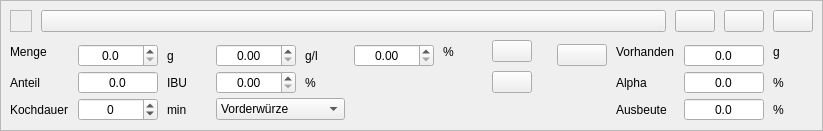
This is kleiner-brauhelfer/widgets/wdghopfengabe.ui in kleiner-brauhelfer/kleiner-brauhelfer-2 as Qt 5 draws it before an edit. The edited form follows.
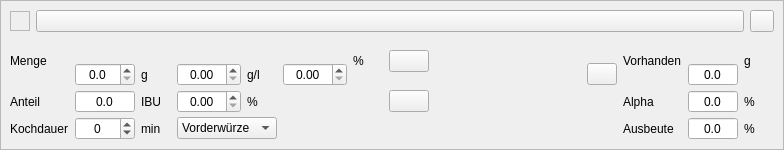
This is the edited form. Icons and pictures are not drawn. Custom widgets are drawn as their Qt base class.

```diff
--- a/kleiner-brauhelfer/widgets/wdghopfengabe.ui
+++ b/kleiner-brauhelfer/widgets/wdghopfengabe.ui
@@ -6,8 +6,8 @@
    <rect>
     <x>0</x>
     <y>0</y>
-    <width>823</width>
-    <height>131</height>
+    <width>784</width>
+    <height>150</height>
    </rect>
   </property>
   <property name="autoFillBackground">
@@ -41,20 +41,20 @@
       <item>
        <layout class="QHBoxLayout" name="horizontalLayout">
         <property name="spacing">
-         <number>9</number>
+         <number>6</number>
         </property>
         <item>
          <widget class="QFrame" name="frameColor">
           <property name="minimumSize">
            <size>
-            <width>22</width>
-            <height>22</height>
+            <width>20</width>
+            <height>20</height>
            </size>
           </property>
           <property name="maximumSize">
            <size>
-            <width>22</width>
-            <height>22</height>
+            <width>20</width>
+            <height>20</height>
            </size>
           </property>
           <property name="focusPolicy">
@@ -78,24 +78,26 @@
           </property>
          </widget>
         </item>
-        <item>
-         <widget class="QPushButton" name="btnNachOben">
-          <property name="icon">
-           <iconset resource="../images.qrc">
-            <normaloff>:/images/nach_oben.svg</normaloff>:/images/nach_oben.svg</iconset>
-          </property>
-         </widget>
-        </item>
-        <item>
-         <widget class="QPushButton" name="btnNachUnten">
-          <property name="icon">
-           <iconset resource="../images.qrc">
-            <normaloff>:/images/nach_unten.svg</normaloff>:/images/nach_unten.svg</iconset>
-          </property>
-         </widget>
-        </item>
         <item>
          <widget class="QPushButton" name="btnLoeschen">
+          <property name="sizePolicy">
+           <sizepolicy hsizetype="Fixed" vsizetype="Fixed">
+            <horstretch>0</horstretch>
+            <verstretch>0</verstretch>
+           </sizepolicy>
+          </property>
+          <property name="minimumSize">
+           <size>
+            <width>24</width>
+            <height>22</height>
+           </size>
+          </property>
+          <property name="maximumSize">
+           <size>
+            <width>24</width>
+            <height>22</height>
+           </size>
+          </property>
           <property name="toolTip">
            <string>Hopfengabe löschen.</string>
           </property>
@@ -103,6 +105,12 @@
            <iconset resource="../images.qrc">
             <normaloff>:/images/close_button.svg</normaloff>:/images/close_button.svg</iconset>
           </property>
+          <property name="iconSize">
+           <size>
+            <width>25</width>
+            <height>16</height>
+           </size>
+          </property>
          </widget>
         </item>
        </layout>
@@ -110,7 +118,7 @@
       <item>
        <layout class="QGridLayout" name="gridLayout">
         <property name="horizontalSpacing">
-         <number>9</number>
+         <number>6</number>
         </property>
         <property name="verticalSpacing">
          <number>4</number>
@@ -119,7 +127,7 @@
          <widget class="QLabel" name="lblEinheit">
           <property name="minimumSize">
            <size>
-            <width>40</width>
+            <width>30</width>
             <height>0</height>
            </size>
           </property>
@@ -132,7 +140,7 @@
          <widget class="DoubleSpinBox" name="tbAusbeute">
           <property name="minimumSize">
            <size>
-            <width>80</width>
+            <width>50</width>
             <height>0</height>
            </size>
           </property>
@@ -170,7 +178,7 @@
          <widget class="QLabel" name="lblMengeProzent">
           <property name="minimumSize">
            <size>
-            <width>40</width>
+            <width>30</width>
             <height>0</height>
            </size>
           </property>
@@ -181,6 +189,12 @@
         </item>
         <item row="0" column="7" rowspan="2">
          <widget class="QPushButton" name="btnMengeKorrektur">
+          <property name="maximumSize">
+           <size>
+            <width>60</width>
+            <height>16777215</height>
+           </size>
+          </property>
           <property name="toolTip">
            <string>&lt;html&gt;&lt;head/&gt;&lt;body&gt;&lt;p&gt;Hier wird ein &lt;span style=&quot; font-weight:600;&quot;&gt;prozentualer Korrekturfaktor nach Gewicht &lt;/span&gt;ausgegeben, wenn der Eintrag an Alphasäure nach Gewicht 100% der angepeilten Bittere (IBU) unter- oder überschreitet.&lt;/p&gt;&lt;p&gt;Der &lt;span style=&quot; font-weight:600;&quot;&gt;IBU-Wert&lt;/span&gt; berechnet sich u.a. aus allen eingesetzten Bitter-, Universal- und Aromahopfen. Ein negativer Wert gibt an, dass zu wenig Rohstoffmenge gewählt wurde, ein positiver, dass eine zu große Menge gewählt wurde.&lt;/p&gt;&lt;p&gt;Ein Klick auf das Feld korrigiert die &lt;span style=&quot; font-weight:600;&quot;&gt;aktuelle Hopfengabe &lt;/span&gt;auf 100% IBU. Dies kann natürlich unpassend sein. In diesem Fall muss die Verteilung des Hopfens anteilig vorab auf 100% gesamt bestimmt werden, wobei Alphawert und Kochdauer einzelner Hopfensorten den Gesamtwert unterschiedlich beeinflussen.&lt;/p&gt;&lt;p&gt;Sind 100% erreicht, wird das Feld ausgeblendet.&lt;/p&gt;&lt;/body&gt;&lt;/html&gt;</string>
           </property>
@@ -197,7 +211,7 @@
          <widget class="QLabel" name="label_13">
           <property name="minimumSize">
            <size>
-            <width>40</width>
+            <width>30</width>
             <height>0</height>
            </size>
           </property>
@@ -210,7 +224,7 @@
          <widget class="DoubleSpinBox" name="tbAnteil">
           <property name="minimumSize">
            <size>
-            <width>80</width>
+            <width>50</width>
             <height>0</height>
            </size>
           </property>
@@ -241,7 +255,7 @@
          <widget class="DoubleSpinBox" name="tbAlpha">
           <property name="minimumSize">
            <size>
-            <width>80</width>
+            <width>50</width>
             <height>0</height>
            </size>
           </property>
@@ -272,7 +286,7 @@
          <widget class="QLabel" name="label_12">
           <property name="minimumSize">
            <size>
-            <width>40</width>
+            <width>30</width>
             <height>0</height>
            </size>
           </property>
@@ -292,7 +306,7 @@
          <widget class="QLabel" name="label_9">
           <property name="minimumSize">
            <size>
-            <width>40</width>
+            <width>30</width>
             <height>0</height>
            </size>
           </property>
@@ -310,6 +324,12 @@
         </item>
         <item row="2" column="7">
          <widget class="QPushButton" name="btnAnteilKorrektur">
+          <property name="maximumSize">
+           <size>
+            <width>60</width>
+            <height>16777215</height>
+           </size>
+          </property>
           <property name="toolTip">
            <string>&lt;html&gt;&lt;head/&gt;&lt;body&gt;&lt;p&gt;Hier wird ein &lt;span style=&quot; font-weight:600;&quot;&gt;prozentualer Korrekturfaktor nach IBU &lt;/span&gt;ausgegeben, wenn der Eintrag an Alphasäure nach IBU 100% der angepeilten Bittere unter- oder überschreitet.&lt;/p&gt;&lt;p&gt;Der &lt;span style=&quot; font-weight:600;&quot;&gt;IBU-Wert&lt;/span&gt; berechnet sich u.a. aus allen eingesetzten Bitter-, Universal- und Aromahopfen. Ein negativer Wert gibt an, dass zu wenig Rohstoffmenge gewählt wurde, ein positiver, dass eine zu große Menge gewählt wurde.&lt;/p&gt;&lt;p&gt;Ein Klick auf das Feld korrigiert die &lt;span style=&quot; font-weight:600;&quot;&gt;aktuelle Hopfengabe &lt;/span&gt;auf 100% IBU. Dies kann natürlich unpassend sein. In diesem Fall muss die Verteilung des Hopfens anteilig vorab auf 100% per IBU-Eintrag bestimmt werden, wobei Alphawert und Kochdauer einzelner Hopfensorten den Gesamtwert unterschiedlich beeinflussen.&lt;/p&gt;&lt;p&gt;Sind 100% erreicht, wird das Feld ausgeblendet.&lt;/p&gt;&lt;/body&gt;&lt;/html&gt;</string>
           </property>
@@ -319,7 +339,7 @@
          <widget class="QLabel" name="label_10">
           <property name="minimumSize">
            <size>
-            <width>40</width>
+            <width>30</width>
             <height>0</height>
            </size>
           </property>
@@ -332,7 +352,7 @@
          <widget class="QLabel" name="label_7">
           <property name="minimumSize">
            <size>
-            <width>40</width>
+            <width>30</width>
             <height>0</height>
            </size>
           </property>
@@ -345,7 +365,7 @@
          <widget class="DoubleSpinBox" name="tbMenge">
           <property name="minimumSize">
            <size>
-            <width>80</width>
+            <width>60</width>
             <height>0</height>
            </size>
           </property>
@@ -367,7 +387,7 @@
          <widget class="QLabel" name="label_6">
           <property name="minimumSize">
            <size>
-            <width>40</width>
+            <width>30</width>
             <height>0</height>
            </size>
           </property>
@@ -387,7 +407,7 @@
          <widget class="DoubleSpinBox" name="tbVorhanden">
           <property name="minimumSize">
            <size>
-            <width>80</width>
+            <width>50</width>
             <height>0</height>
            </size>
           </property>
@@ -428,14 +448,14 @@
          <widget class="QPushButton" name="btnAufbrauchen">
           <property name="minimumSize">
            <size>
-            <width>50</width>
-            <height>0</height>
+            <width>30</width>
+            <height>22</height>
            </size>
           </property>
           <property name="maximumSize">
            <size>
-            <width>50</width>
-            <height>16777215</height>
+            <width>30</width>
+            <height>22</height>
            </size>
           </property>
           <property name="toolTip">
@@ -483,7 +503,7 @@
          <widget class="DoubleSpinBox" name="tbMengeProzent">
           <property name="minimumSize">
            <size>
-            <width>80</width>
+            <width>60</width>
             <height>0</height>
            </size>
           </property>
@@ -518,10 +538,16 @@
          <widget class="SpinBox" name="tbKochdauer">
           <property name="minimumSize">
            <size>
-            <width>80</width>
+            <width>60</width>
             <height>0</height>
            </size>
           </property>
+          <property name="maximumSize">
+           <size>
+            <width>60</width>
+            <height>16777215</height>
+           </size>
+          </property>
           <property name="toolTip">
            <string>&lt;html&gt;&lt;head/&gt;&lt;body&gt;&lt;p&gt;Hier wird die &lt;span style=&quot; font-weight:600;&quot;&gt;Kochdauer&lt;/span&gt; der Hopfengabe angegeben.&lt;/p&gt;&lt;p&gt;Die Kochdauer hat großen Einfluss auf den Anteil der Bittere der Hopfengabe.&lt;/p&gt;&lt;/body&gt;&lt;/html&gt;</string>
           </property>
@@ -540,7 +566,7 @@
          <widget class="DoubleSpinBox" name="tbMengeProLiter">
           <property name="minimumSize">
            <size>
-            <width>80</width>
+            <width>60</width>
             <height>0</height>
            </size>
           </property>
@@ -565,7 +591,7 @@
          <widget class="DoubleSpinBox" name="tbAnteilProzent">
           <property name="minimumSize">
            <size>
-            <width>80</width>
+            <width>60</width>
             <height>0</height>
            </size>
           </property>
@@ -593,7 +619,7 @@
          <widget class="QLabel" name="lblAnteilProzent">
           <property name="minimumSize">
            <size>
-            <width>40</width>
+            <width>30</width>
             <height>0</height>
            </size>
           </property>
@@ -615,16 +641,16 @@
    <extends>QDoubleSpinBox</extends>
    <header>widgets/doublespinbox.h</header>
   </customwidget>
-  <customwidget>
-   <class>SpinBox</class>
-   <extends>QSpinBox</extends>
-   <header>widgets/spinbox.h</header>
-  </customwidget>
   <customwidget>
    <class>ComboBox</class>
    <extends>QComboBox</extends>
    <header>widgets/combobox.h</header>
   </customwidget>
+  <customwidget>
+   <class>SpinBox</class>
+   <extends>QSpinBox</extends>
+   <header>widgets/spinbox.h</header>
+  </customwidget>
  </customwidgets>
  <tabstops>
   <tabstop>btnLoeschen</tabstop>
```
